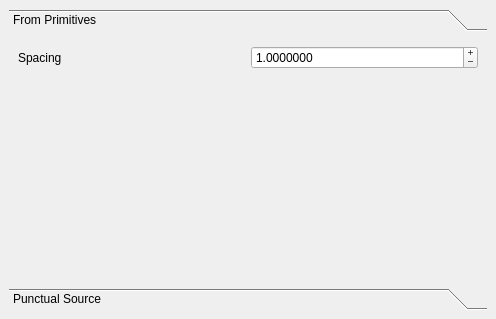
First picture: the form in inputGen/ui/samplerfactory.ui, repository amonszpart/RAPter, before the edit.
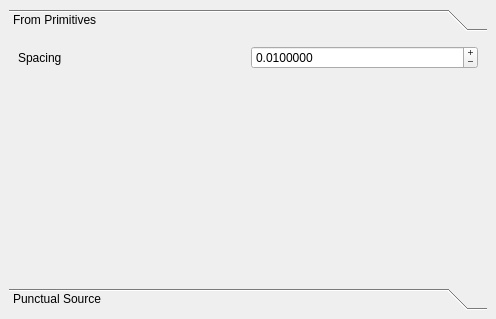
Second picture: the form after the edit.

Patch:
```diff
--- a/inputGen/ui/samplerfactory.ui
+++ b/inputGen/ui/samplerfactory.ui
@@ -26,7 +26,7 @@
          <x>0</x>
          <y>0</y>
          <width>478</width>
-         <height>206</height>
+         <height>214</height>
         </rect>
        </property>
        <attribute name="label">
@@ -64,7 +64,7 @@
            <double>1.000000000000000</double>
           </property>
           <property name="value">
-           <double>1.000000000000000</double>
+           <double>0.010000000000000</double>
           </property>
          </widget>
         </item>
```
Left out of the diff: 4 changed lines with no effect on the pictures.
